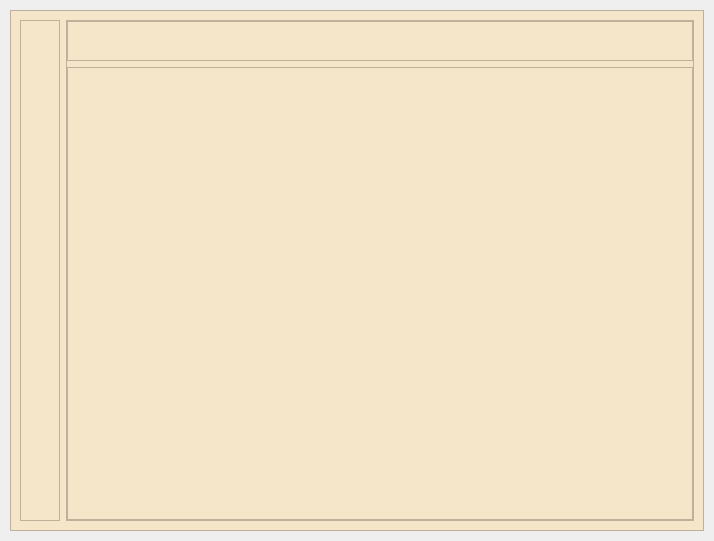
First picture: the form in UI/home.ui, repository Virentanti/one-good-project, before the edit.
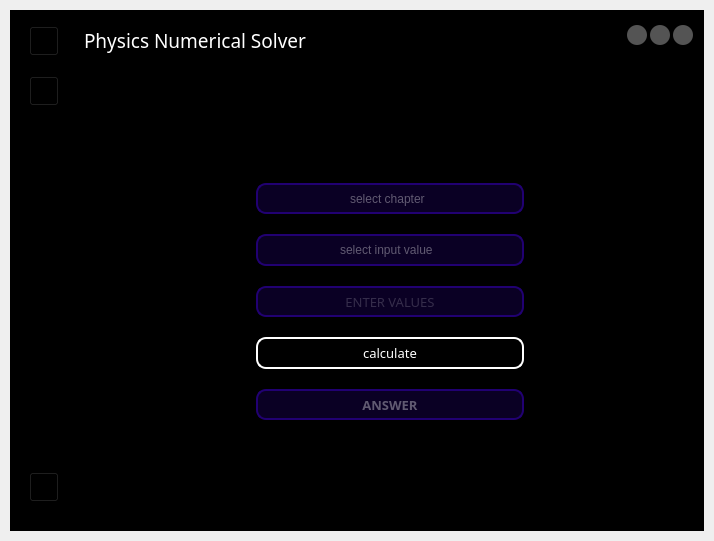
Second picture: the form after the edit. Icons and pictures are not drawn.

Patch:
```diff
--- a/UI/home.ui
+++ b/UI/home.ui
@@ -30,35 +30,131 @@
     <item>
      <widget class="QFrame" name="central_frame">
       <property name="styleSheet">
-       <string notr="true">background-color:rgb(245, 230, 202)</string>
+       <string notr="true">background-color:rgb(0, 0, 0)</string>
       </property>
       <property name="frameShape">
-       <enum>QFrame::StyledPanel</enum>
+       <enum>QFrame::NoFrame</enum>
       </property>
       <property name="frameShadow">
        <enum>QFrame::Raised</enum>
       </property>
       <layout class="QHBoxLayout" name="horizontalLayout_2">
+       <property name="topMargin">
+        <number>5</number>
+       </property>
+       <property name="rightMargin">
+        <number>0</number>
+       </property>
        <item>
         <widget class="QFrame" name="sidebar">
          <property name="maximumSize">
           <size>
-           <width>40</width>
+           <width>50</width>
            <height>16777215</height>
           </size>
          </property>
          <property name="frameShape">
-          <enum>QFrame::StyledPanel</enum>
+          <enum>QFrame::NoFrame</enum>
          </property>
          <property name="frameShadow">
           <enum>QFrame::Raised</enum>
          </property>
+         <layout class="QVBoxLayout" name="verticalLayout_2">
+          <property name="spacing">
+           <number>20</number>
+          </property>
+          <property name="leftMargin">
+           <number>10</number>
+          </property>
+          <property name="topMargin">
+           <number>11</number>
+          </property>
+          <property name="rightMargin">
+           <number>10</number>
+          </property>
+          <property name="bottomMargin">
+           <number>20</number>
+          </property>
+          <item>
+           <widget class="QPushButton" name="pushButton">
+            <property name="sizePolicy">
+             <sizepolicy hsizetype="Fixed" vsizetype="Fixed">
+              <horstretch>0</horstretch>
+              <verstretch>0</verstretch>
+             </sizepolicy>
+            </property>
+            <property name="minimumSize">
+             <size>
+              <width>30</width>
+              <height>30</height>
+             </size>
+            </property>
+            <property name="styleSheet">
+             <string notr="true">QPushButton{border-image:url(C:/Users/Rashmi/Desktop/Development/one-good-project/images/menu.png);}
+QPushButton:hover{border-image:url(C:/Users/Rashmi/Desktop/Development/one-good-project/images/menu(hover).png);}</string>
+            </property>
+            <property name="text">
+             <string/>
+            </property>
+           </widget>
+          </item>
+          <item>
+           <widget class="QPushButton" name="pushButton_2">
+            <property name="minimumSize">
+             <size>
+              <width>30</width>
+              <height>30</height>
+             </size>
+            </property>
+            <property name="styleSheet">
+             <string notr="true">QPushButton{border-image:url(C:/Users/Rashmi/Desktop/Development/one-good-project/images/home.png);}
+QPushButton:hover{border-image:url(C:/Users/Rashmi/Desktop/Development/one-good-project/images/home(hover).png);}</string>
+            </property>
+            <property name="text">
+             <string/>
+            </property>
+           </widget>
+          </item>
+          <item>
+           <spacer name="verticalSpacer">
+            <property name="orientation">
+             <enum>Qt::Vertical</enum>
+            </property>
+            <property name="sizeType">
+             <enum>QSizePolicy::Expanding</enum>
+            </property>
+            <property name="sizeHint" stdset="0">
+             <size>
+              <width>20</width>
+              <height>400</height>
+             </size>
+            </property>
+           </spacer>
+          </item>
+          <item>
+           <widget class="QPushButton" name="pushButton_3">
+            <property name="minimumSize">
+             <size>
+              <width>30</width>
+              <height>30</height>
+             </size>
+            </property>
+            <property name="styleSheet">
+             <string notr="true">QPushButton{border-image:url(C:/Users/Rashmi/Desktop/Development/one-good-project/images/generate.png);}
+QPushButton:hover{border-image:url(C:/Users/Rashmi/Desktop/Development/one-good-project/images/generate(hover).png);}</string>
+            </property>
+            <property name="text">
+             <string/>
+            </property>
+           </widget>
+          </item>
+         </layout>
         </widget>
        </item>
        <item>
         <widget class="QFrame" name="main_fraim">
          <property name="frameShape">
-          <enum>QFrame::StyledPanel</enum>
+          <enum>QFrame::NoFrame</enum>
          </property>
          <property name="frameShadow">
           <enum>QFrame::Raised</enum>
@@ -81,25 +177,475 @@
             <property name="maximumSize">
              <size>
               <width>16777215</width>
-              <height>40</height>
+              <height>60</height>
              </size>
             </property>
             <property name="frameShape">
-             <enum>QFrame::StyledPanel</enum>
+             <enum>QFrame::NoFrame</enum>
             </property>
             <property name="frameShadow">
              <enum>QFrame::Raised</enum>
             </property>
+            <layout class="QHBoxLayout" name="horizontalLayout_3">
+             <property name="topMargin">
+              <number>0</number>
+             </property>
+             <property name="rightMargin">
+              <number>0</number>
+             </property>
+             <item>
+              <widget class="QLabel" name="label">
+               <property name="font">
+                <font>
+                 <family>Uni Sans Demo Heavy CAPS</family>
+                 <pointsize>14</pointsize>
+                 <weight>50</weight>
+                 <bold>false</bold>
+                </font>
+               </property>
+               <property name="styleSheet">
+                <string notr="true">color:rgb(255, 255, 255)</string>
+               </property>
+               <property name="text">
+                <string>Physics Numerical Solver</string>
+               </property>
+              </widget>
+             </item>
+             <item>
+              <widget class="QFrame" name="frame">
+               <property name="maximumSize">
+                <size>
+                 <width>80</width>
+                 <height>16777215</height>
+                </size>
+               </property>
+               <property name="frameShape">
+                <enum>QFrame::NoFrame</enum>
+               </property>
+               <property name="frameShadow">
+                <enum>QFrame::Raised</enum>
+               </property>
+               <layout class="QHBoxLayout" name="horizontalLayout_4">
+                <property name="spacing">
+                 <number>0</number>
+                </property>
+                <property name="leftMargin">
+                 <number>0</number>
+                </property>
+                <property name="topMargin">
+                 <number>5</number>
+                </property>
+                <property name="rightMargin">
+                 <number>5</number>
+                </property>
+                <property name="bottomMargin">
+                 <number>15</number>
+                </property>
+                <item>
+                 <widget class="QPushButton" name="pushButton_4">
+                  <property name="enabled">
+                   <bool>true</bool>
+                  </property>
+                  <property name="sizePolicy">
+                   <sizepolicy hsizetype="Fixed" vsizetype="Fixed">
+                    <horstretch>0</horstretch>
+                    <verstretch>0</verstretch>
+                   </sizepolicy>
+                  </property>
+                  <property name="minimumSize">
+                   <size>
+                    <width>20</width>
+                    <height>20</height>
+                   </size>
+                  </property>
+                  <property name="maximumSize">
+                   <size>
+                    <width>20</width>
+                    <height>20</height>
+                   </size>
+                  </property>
+                  <property name="styleSheet">
+                   <string notr="true">QPushButton{background-color: rgb(84, 84, 84);border-radius:10px;}
+QPushButton:hover{background-color: rgb(0, 202, 78);}</string>
+                  </property>
+                  <property name="text">
+                   <string/>
+                  </property>
+                 </widget>
+                </item>
+                <item>
+                 <widget class="QPushButton" name="pushButton_5">
+                  <property name="sizePolicy">
+                   <sizepolicy hsizetype="Fixed" vsizetype="Fixed">
+                    <horstretch>0</horstretch>
+                    <verstretch>0</verstretch>
+                   </sizepolicy>
+                  </property>
+                  <property name="minimumSize">
+                   <size>
+                    <width>20</width>
+                    <height>20</height>
+                   </size>
+                  </property>
+                  <property name="maximumSize">
+                   <size>
+                    <width>20</width>
+                    <height>20</height>
+                   </size>
+                  </property>
+                  <property name="styleSheet">
+                   <string notr="true">QPushButton{background-color: rgb(84, 84, 84);border-radius:10px;}
+QPushButton:hover{background-color:rgb(255, 189, 68);}</string>
+                  </property>
+                  <property name="text">
+                   <string/>
+                  </property>
+                 </widget>
+                </item>
+                <item>
+                 <widget class="QPushButton" name="pushButton_6">
+                  <property name="sizePolicy">
+                   <sizepolicy hsizetype="Fixed" vsizetype="Fixed">
+                    <horstretch>0</horstretch>
+                    <verstretch>0</verstretch>
+                   </sizepolicy>
+                  </property>
+                  <property name="minimumSize">
+                   <size>
+                    <width>20</width>
+                    <height>20</height>
+                   </size>
+                  </property>
+                  <property name="maximumSize">
+                   <size>
+                    <width>20</width>
+                    <height>20</height>
+                   </size>
+                  </property>
+                  <property name="styleSheet">
+                   <string notr="true">QPushButton{background-color: rgb(84, 84, 84);border-radius:10px;}
+QPushButton:hover{background-color:rgb(255, 96, 92);}</string>
+                  </property>
+                  <property name="text">
+                   <string/>
+                  </property>
+                 </widget>
+                </item>
+               </layout>
+              </widget>
+             </item>
+            </layout>
            </widget>
           </item>
           <item>
-           <widget class="QFrame" name="content">
+           <widget class="QFrame" name="frame_3">
             <property name="frameShape">
              <enum>QFrame::StyledPanel</enum>
             </property>
             <property name="frameShadow">
              <enum>QFrame::Raised</enum>
             </property>
+            <layout class="QVBoxLayout" name="verticalLayout_4">
+             <item>
+              <spacer name="verticalSpacer_2">
+               <property name="orientation">
+                <enum>Qt::Vertical</enum>
+               </property>
+               <property name="sizeType">
+                <enum>QSizePolicy::Preferred</enum>
+               </property>
+               <property name="sizeHint" stdset="0">
+                <size>
+                 <width>20</width>
+                 <height>82</height>
+                </size>
+               </property>
+              </spacer>
+             </item>
+             <item>
+              <widget class="QFrame" name="content">
+               <property name="font">
+                <font>
+                 <family>MS Sans Serif</family>
+                </font>
+               </property>
+               <property name="frameShape">
+                <enum>QFrame::NoFrame</enum>
+               </property>
+               <property name="frameShadow">
+                <enum>QFrame::Raised</enum>
+               </property>
+               <layout class="QHBoxLayout" name="horizontalLayout_5">
+                <item>
+                 <spacer name="horizontalSpacer">
+                  <property name="orientation">
+                   <enum>Qt::Horizontal</enum>
+                  </property>
+                  <property name="sizeType">
+                   <enum>QSizePolicy::Preferred</enum>
+                  </property>
+                  <property name="sizeHint" stdset="0">
+                   <size>
+                    <width>161</width>
+                    <height>20</height>
+                   </size>
+                  </property>
+                 </spacer>
+                </item>
+                <item>
+                 <widget class="QFrame" name="frame_2">
+                  <property name="minimumSize">
+                   <size>
+                    <width>0</width>
+                    <height>0</height>
+                   </size>
+                  </property>
+                  <property name="frameShape">
+                   <enum>QFrame::StyledPanel</enum>
+                  </property>
+                  <property name="frameShadow">
+                   <enum>QFrame::Raised</enum>
+                  </property>
+                  <layout class="QVBoxLayout" name="verticalLayout_3">
+                   <property name="spacing">
+                    <number>20</number>
+                   </property>
+                   <property name="leftMargin">
+                    <number>0</number>
+                   </property>
+                   <property name="topMargin">
+                    <number>0</number>
+                   </property>
+                   <property name="rightMargin">
+                    <number>0</number>
+                   </property>
+                   <property name="bottomMargin">
+                    <number>0</number>
+                   </property>
+                   <item>
+                    <widget class="QComboBox" name="comboBox_3">
+                     <property name="sizePolicy">
+                      <sizepolicy hsizetype="Preferred" vsizetype="Preferred">
+                       <horstretch>0</horstretch>
+                       <verstretch>0</verstretch>
+                      </sizepolicy>
+                     </property>
+                     <property name="minimumSize">
+                      <size>
+                       <width>250</width>
+                       <height>30</height>
+                      </size>
+                     </property>
+                     <property name="maximumSize">
+                      <size>
+                       <width>300</width>
+                       <height>45</height>
+                      </size>
+                     </property>
+                     <property name="font">
+                      <font>
+                       <family>Uni Sans Demo</family>
+                       <pointsize>10</pointsize>
+                      </font>
+                     </property>
+                     <property name="styleSheet">
+                      <string notr="true">QComboBox { background-color:rgba(33, 0, 114,80); border-style: solid;  border: 2px solid rgb(33, 0, 114); ; border-radius: 10px;  padding: 1px 10px 1px 90px; color:rgba(255, 255, 255,90) } QComboBox::drop-down { subcontrol-origin: padding; subcontrol-position: top right; width: 15px; color: white; border-left-width: 0px; border-left-color: darkgray;  border-left-style: solid;  border-top-right-radius: 3px;  border-bottom-right-radius: 3px; padding-left: 10px;  } QComboBox::down-arrow { image: url(C:/Users/Rashmi/Desktop/Development/one-good-project/images/down_arrow.png); width: 10px; height: 10px; }</string>
+                     </property>
+                     <property name="editable">
+                      <bool>true</bool>
+                     </property>
+                     <property name="currentText">
+                      <string>select chapter</string>
+                     </property>
+                    </widget>
+                   </item>
+                   <item>
+                    <widget class="QComboBox" name="comboBox_2">
+                     <property name="sizePolicy">
+                      <sizepolicy hsizetype="Preferred" vsizetype="Preferred">
+                       <horstretch>0</horstretch>
+                       <verstretch>0</verstretch>
+                      </sizepolicy>
+                     </property>
+                     <property name="minimumSize">
+                      <size>
+                       <width>250</width>
+                       <height>30</height>
+                      </size>
+                     </property>
+                     <property name="maximumSize">
+                      <size>
+                       <width>300</width>
+                       <height>45</height>
+                      </size>
+                     </property>
+                     <property name="font">
+                      <font>
+                       <family>MS Sans Serif</family>
+                       <pointsize>10</pointsize>
+                      </font>
+                     </property>
+                     <property name="styleSheet">
+                      <string notr="true">QComboBox { background-color:rgba(33, 0, 114,80); border-style: solid;  border: 2px solid rgb(33, 0, 114); ; border-radius: 10px;  padding: 1px 0px 1px 80px; color:rgba(255, 255, 255,90) } QComboBox::drop-down { subcontrol-origin: padding; subcontrol-position: top right; width: 15px; color: white; border-left-width: 0px; border-left-color: darkgray;  border-left-style: solid;  border-top-right-radius: 3px;  border-bottom-right-radius: 3px; padding-left: 10px;  } QComboBox::down-arrow { image: url(C:/Users/Rashmi/Desktop/Development/one-good-project/images/down_arrow.png); width: 10px; height: 10px; }</string>
+                     </property>
+                     <property name="editable">
+                      <bool>true</bool>
+                     </property>
+                     <property name="currentText">
+                      <string>select input value</string>
+                     </property>
+                     <property name="placeholderText">
+                      <string/>
+                     </property>
+                    </widget>
+                   </item>
+                   <item>
+                    <widget class="QLineEdit" name="lineEdit">
+                     <property name="sizePolicy">
+                      <sizepolicy hsizetype="Preferred" vsizetype="Preferred">
+                       <horstretch>0</horstretch>
+                       <verstretch>0</verstretch>
+                      </sizepolicy>
+                     </property>
+                     <property name="minimumSize">
+                      <size>
+                       <width>250</width>
+                       <height>30</height>
+                      </size>
+                     </property>
+                     <property name="maximumSize">
+                      <size>
+                       <width>300</width>
+                       <height>45</height>
+                      </size>
+                     </property>
+                     <property name="font">
+                      <font>
+                       <family>Uni Sans Demo Heavy CAPS</family>
+                       <pointsize>10</pointsize>
+                      </font>
+                     </property>
+                     <property name="styleSheet">
+                      <string notr="true">QLineEdit{border-radius:10px; border: 2px solid rgb(33, 0, 114);color:rgba(255, 255, 255,90);background-color:rgba(33, 0, 114,80)}</string>
+                     </property>
+                     <property name="text">
+                      <string/>
+                     </property>
+                     <property name="alignment">
+                      <set>Qt::AlignCenter</set>
+                     </property>
+                     <property name="placeholderText">
+                      <string>ENTER VALUES</string>
+                     </property>
+                    </widget>
+                   </item>
+                   <item>
+                    <widget class="QPushButton" name="pushButton_7">
+                     <property name="sizePolicy">
+                      <sizepolicy hsizetype="Preferred" vsizetype="Preferred">
+                       <horstretch>0</horstretch>
+                       <verstretch>0</verstretch>
+                      </sizepolicy>
+                     </property>
+                     <property name="minimumSize">
+                      <size>
+                       <width>250</width>
+                       <height>30</height>
+                      </size>
+                     </property>
+                     <property name="maximumSize">
+                      <size>
+                       <width>300</width>
+                       <height>45</height>
+                      </size>
+                     </property>
+                     <property name="font">
+                      <font>
+                       <family>Uni Sans Demo Heavy CAPS</family>
+                       <pointsize>10</pointsize>
+                      </font>
+                     </property>
+                     <property name="styleSheet">
+                      <string notr="true">QPushButton{border: 2px solid rgb(255, 255, 255); border-radius: 10px; color:rgb(255, 255, 255);}
+QPushButton:hover{border: 2px solid rgb(33, 0, 114); border-radius: 10px; color:rgb(255, 255, 255);}</string>
+                     </property>
+                     <property name="text">
+                      <string>calculate</string>
+                     </property>
+                    </widget>
+                   </item>
+                   <item>
+                    <widget class="QLabel" name="label_2">
+                     <property name="minimumSize">
+                      <size>
+                       <width>250</width>
+                       <height>30</height>
+                      </size>
+                     </property>
+                     <property name="maximumSize">
+                      <size>
+                       <width>300</width>
+                       <height>45</height>
+                      </size>
+                     </property>
+                     <property name="font">
+                      <font>
+                       <family>Uni Sans Demo Heavy CAPS</family>
+                       <pointsize>10</pointsize>
+                       <weight>75</weight>
+                       <bold>true</bold>
+                      </font>
+                     </property>
+                     <property name="styleSheet">
+                      <string notr="true">border-radius:10px; border: 2px solid rgb(33, 0, 114);color:rgba(255, 255, 255,90);background-color:rgba(33, 0, 114,80)</string>
+                     </property>
+                     <property name="text">
+                      <string>ANSWER</string>
+                     </property>
+                     <property name="alignment">
+                      <set>Qt::AlignCenter</set>
+                     </property>
+                    </widget>
+                   </item>
+                  </layout>
+                 </widget>
+                </item>
+                <item>
+                 <spacer name="horizontalSpacer_2">
+                  <property name="orientation">
+                   <enum>Qt::Horizontal</enum>
+                  </property>
+                  <property name="sizeType">
+                   <enum>QSizePolicy::Preferred</enum>
+                  </property>
+                  <property name="sizeHint" stdset="0">
+                   <size>
+                    <width>160</width>
+                    <height>20</height>
+                   </size>
+                  </property>
+                 </spacer>
+                </item>
+               </layout>
+              </widget>
+             </item>
+             <item>
+              <spacer name="verticalSpacer_3">
+               <property name="orientation">
+                <enum>Qt::Vertical</enum>
+               </property>
+               <property name="sizeType">
+                <enum>QSizePolicy::Preferred</enum>
+               </property>
+               <property name="sizeHint" stdset="0">
+                <size>
+                 <width>20</width>
+                 <height>82</height>
+                </size>
+               </property>
+              </spacer>
+             </item>
+            </layout>
            </widget>
           </item>
          </layout>
```
